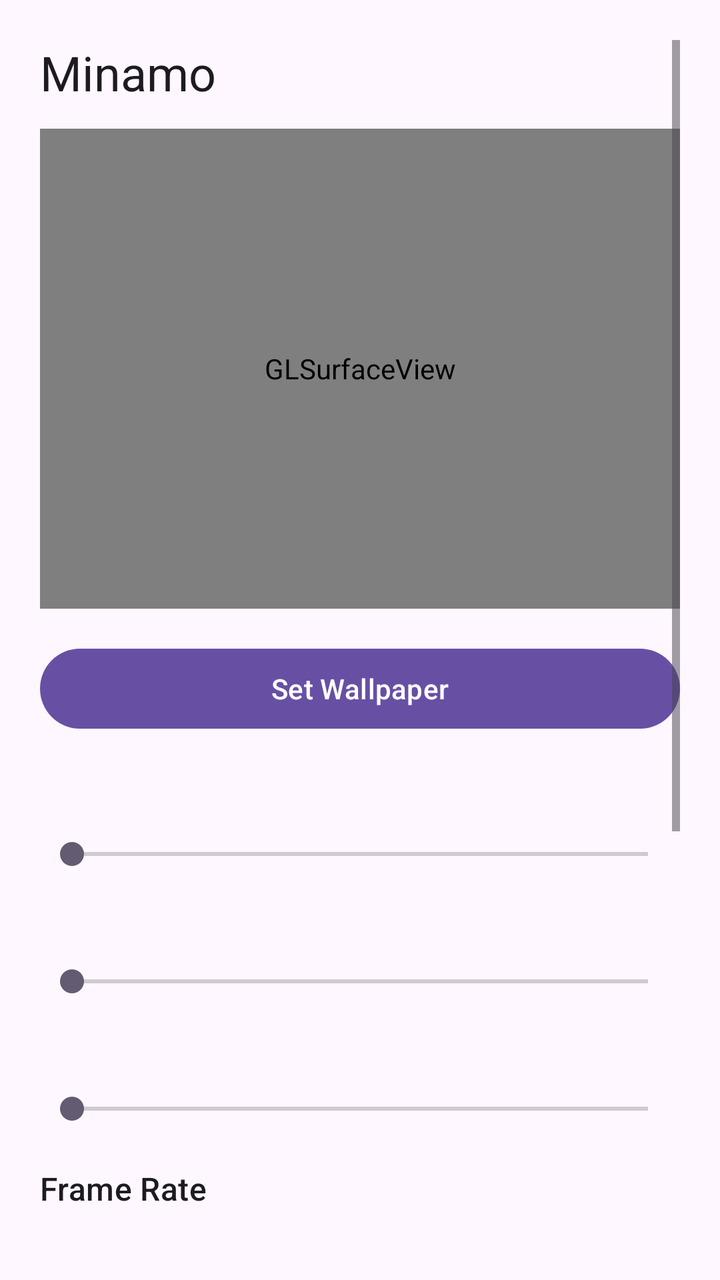
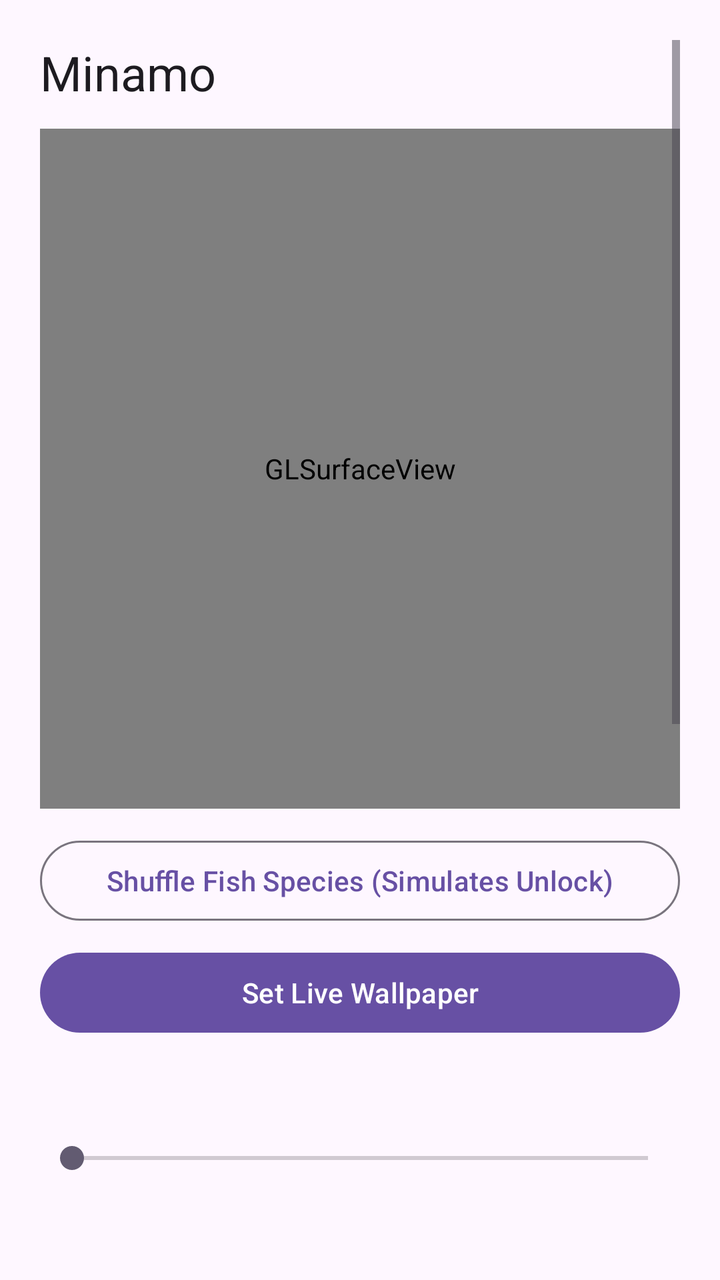

The first picture is an Android layout as it rendered before a commit; the second is the same layout after the commit. The layout source and the unified diff follow.
<!-- AndroidManifest.xml: activity theme Theme.Material3.DayNight.NoActionBar -->
<!-- res/layout/activity_settings.xml -->
<?xml version="1.0" encoding="utf-8"?>
<ScrollView xmlns:android="http://schemas.android.com/apk/res/android"
    android:layout_width="match_parent"
    android:layout_height="match_parent"
    android:fillViewport="true"
    android:padding="20dp">

    <LinearLayout
        android:layout_width="match_parent"
        android:layout_height="wrap_content"
        android:orientation="vertical">

        <TextView
            android:layout_width="match_parent"
            android:layout_height="wrap_content"
            android:text="@string/settings_title"
            android:textAppearance="?attr/textAppearanceHeadlineSmall"
            android:layout_marginBottom="12dp" />

        <android.opengl.GLSurfaceView
            android:id="@+id/glPreviewSurface"
            android:layout_width="match_parent"
            android:layout_height="240dp"
            android:layout_marginBottom="16dp" />

        <Button
            android:id="@+id/buttonApplyWallpaper"
            android:layout_width="match_parent"
            android:layout_height="wrap_content"
            android:text="@string/apply_wallpaper"
            android:layout_marginBottom="20dp" />

        <TextView
            android:id="@+id/textFishCount"
            android:layout_width="match_parent"
            android:layout_height="wrap_content"
            android:textAppearance="?attr/textAppearanceTitleMedium" />

        <SeekBar
            android:id="@+id/seekFishCount"
            android:layout_width="match_parent"
            android:layout_height="wrap_content"
            android:layout_marginTop="8dp"
            android:layout_marginBottom="16dp" />

        <TextView
            android:id="@+id/textWaterClarity"
            android:layout_width="match_parent"
            android:layout_height="wrap_content"
            android:textAppearance="?attr/textAppearanceTitleMedium" />

        <SeekBar
            android:id="@+id/seekWaterClarity"
            android:layout_width="match_parent"
            android:layout_height="wrap_content"
            android:layout_marginTop="8dp"
            android:layout_marginBottom="16dp" />

        <TextView
            android:id="@+id/textSunAngle"
            android:layout_width="match_parent"
            android:layout_height="wrap_content"
            android:textAppearance="?attr/textAppearanceTitleMedium" />

        <SeekBar
            android:id="@+id/seekSunAngle"
            android:layout_width="match_parent"
            android:layout_height="wrap_content"
            android:layout_marginTop="8dp"
            android:layout_marginBottom="20dp" />

        <TextView
            android:layout_width="match_parent"
            android:layout_height="wrap_content"
            android:text="@string/label_fps_cap"
            android:textAppearance="?attr/textAppearanceTitleMedium"
            android:layout_marginBottom="8dp" />

        <RadioGroup
            android:id="@+id/radioGroupFps"
            android:layout_width="match_parent"
            android:layout_height="wrap_content"
            android:layout_marginBottom="20dp">

            <RadioButton
                android:id="@+id/radioFps30"
                android:layout_width="match_parent"
                android:layout_height="wrap_content"
                android:text="@string/fps_30" />

            <RadioButton
                android:id="@+id/radioFps60"
                android:layout_width="match_parent"
                android:layout_height="wrap_content"
                android:text="@string/fps_60" />
        </RadioGroup>

        <TextView
            android:layout_width="match_parent"
            android:layout_height="wrap_content"
            android:text="@string/label_quality_preset"
            android:textAppearance="?attr/textAppearanceTitleMedium"
            android:layout_marginBottom="8dp" />

        <RadioGroup
            android:id="@+id/radioGroupPreset"
            android:layout_width="match_parent"
            android:layout_height="wrap_content"
            android:layout_marginBottom="20dp">

            <RadioButton
                android:id="@+id/radioPresetLow"
                android:layout_width="match_parent"
                android:layout_height="wrap_content"
                android:text="@string/preset_low" />

            <RadioButton
                android:id="@+id/radioPresetBalanced"
                android:layout_width="match_parent"
                android:layout_height="wrap_content"
                android:text="@string/preset_balanced" />

            <RadioButton
                android:id="@+id/radioPresetUltra"
                android:layout_width="match_parent"
                android:layout_height="wrap_content"
                android:text="@string/preset_ultra" />
        </RadioGroup>

        <com.google.android.material.switchmaterial.SwitchMaterial
            android:id="@+id/switchGyro"
            android:layout_width="match_parent"
            android:layout_height="wrap_content"
            android:text="@string/label_gyro_parallax"
            android:textAppearance="?attr/textAppearanceTitleMedium" />

    </LinearLayout>
</ScrollView>
<!-- resources referenced by this layout -->
<resources>
  <string name="apply_wallpaper">Set Wallpaper</string>
  <string name="fps_30">30 FPS (Battery Saver)</string>
  <string name="fps_60">60 FPS (Smooth)</string>
  <string name="label_fps_cap">Frame Rate</string>
  <string name="label_gyro_parallax">Parallax Tilt</string>
  <string name="label_quality_preset">Render Quality</string>
  <string name="preset_balanced">Balanced (Adaptive 0.75x–0.90x)</string>
  <string name="preset_low">Low (0.65x Scale)</string>
  <string name="preset_ultra">Ultra (Native 4K)</string>
  <string name="settings_title">Minamo</string>
</resources>

<!-- the commit's change to res/layout/activity_settings.xml (unified diff, before → after) -->
@@ -20,8 +20,16 @@
         <android.opengl.GLSurfaceView
             android:id="@+id/glPreviewSurface"
             android:layout_width="match_parent"
-            android:layout_height="240dp"
-            android:layout_marginBottom="16dp" />
+            android:layout_height="340dp"
+            android:layout_marginBottom="12dp" />
+
+        <Button
+            android:id="@+id/buttonShuffleFish"
+            style="?attr/materialButtonOutlinedStyle"
+            android:layout_width="match_parent"
+            android:layout_height="wrap_content"
+            android:text="@string/shuffle_fish"
+            android:layout_marginBottom="8dp" />
 
         <Button
             android:id="@+id/buttonApplyWallpaper"
<!-- resource entries referenced after the edit -->
@@ -1,6 +1,6 @@
 <!-- resources referenced by this layout -->
 <resources>
-  <string name="apply_wallpaper">Set Wallpaper</string>
+  <string name="apply_wallpaper">Set Live Wallpaper</string>
   <string name="fps_30">30 FPS (Battery Saver)</string>
   <string name="fps_60">60 FPS (Smooth)</string>
   <string name="label_fps_cap">Frame Rate</string>
@@ -10,5 +10,6 @@
   <string name="preset_low">Low (0.65x Scale)</string>
   <string name="preset_ultra">Ultra (Native 4K)</string>
   <string name="settings_title">Minamo</string>
+  <string name="shuffle_fish">Shuffle Fish Species (Simulates Unlock)</string>
 </resources>
 
